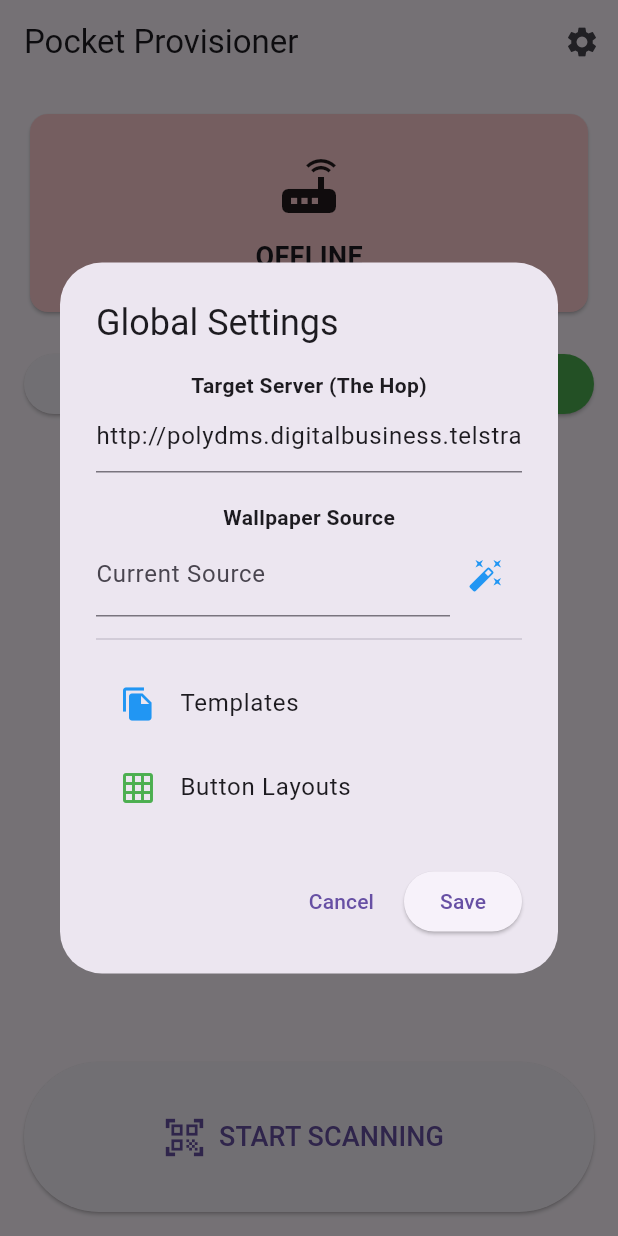
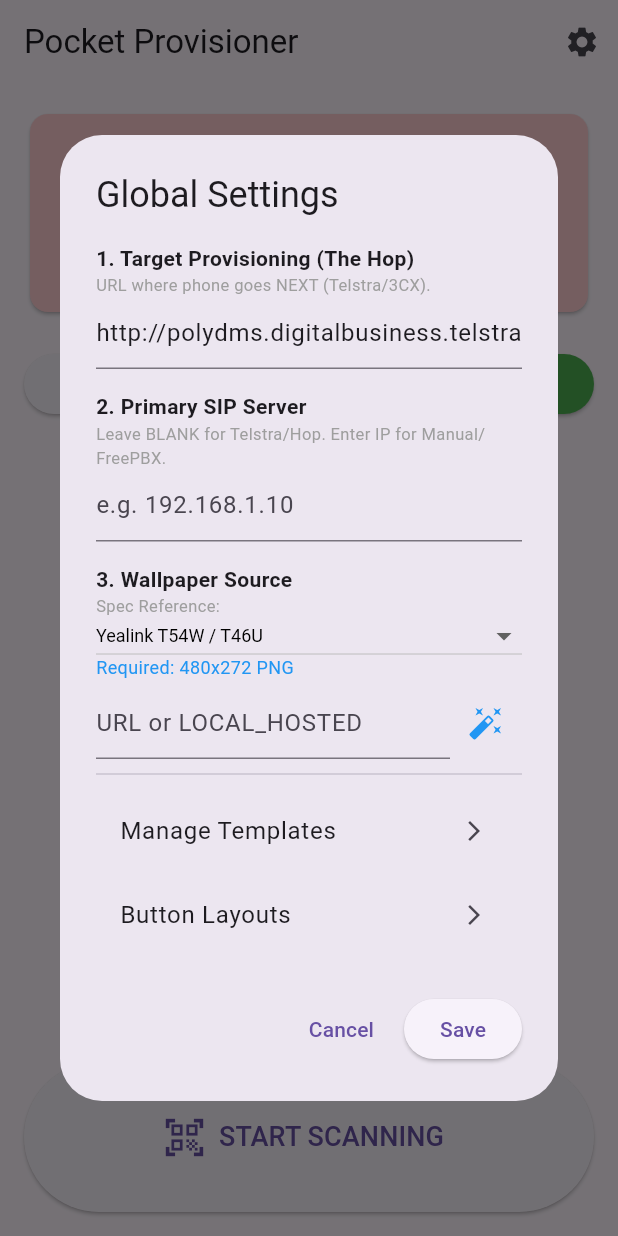
Before and after one commit to Ezra90/Pocket-Provisioner, a Flutter app: the screen it shows after launch, after a tap on the "settings" icon, on a phone screen of 412 x 824 dp. Run offline on Flutter 3.47's test engine with Material 3 defaults, Android fonts, the phone set to English and light mode, and no system bars; our stand-ins replace csv, file_picker, permission_handler, shared_preferences, shelf, sqflite and 1 more; missing offline and left inert: mobile_scanner, network_info_plus, shelf_router; accounts and stored records are empty.

Commit message:
Refactor wallpaper tools and settings dialog

```diff
--- a/lib/main.dart
+++ b/lib/main.dart
@@ -8,7 +8,7 @@ import 'package:file_picker/file_picker.dart';
 import 'package:csv/csv.dart';
 import 'data/database_helper.dart';
 import 'services/provisioning_server.dart';
-import 'services/wallpaper_service.dart'; // Import New Service
+import 'services/wallpaper_service.dart';
 import 'models/device.dart';
 import 'screens/template_manager.dart';
 import 'screens/button_layout_editor.dart';
@@ -44,7 +44,7 @@ class _DashboardScreenState extends State<DashboardScreen> {
     await [Permission.camera, Permission.location].request();
   }
 
-  // --- WALLPAPER PICKER DIALOG ---
+  // --- WALLPAPER RESIZER DIALOG (Unchanged) ---
   void _openWallpaperTools(BuildContext context, Function onSave) {
     String selectedModel = DeviceTemplates.wallpaperSpecs.keys.first;
 
@@ -53,139 +53,126 @@ class _DashboardScreenState extends State<DashboardScreen> {
       builder: (ctx) => StatefulBuilder(
         builder: (context, setState) {
           final spec = DeviceTemplates.getSpecForModel(selectedModel);
-
           return AlertDialog(
             title: const Text("Smart Wallpaper Tool"),
             content: Column(
               mainAxisSize: MainAxisSize.min,
-              crossAxisAlignment: CrossAxisAlignment.start,
               children: [
-                const Text("1. Select Target Model Family:"),
                 DropdownButton<String>(
                   value: selectedModel,
                   isExpanded: true,
-                  items: DeviceTemplates.wallpaperSpecs.keys.map((k) {
-                    return DropdownMenuItem(value: k, child: Text(k));
-                  }).toList(),
+                  items: DeviceTemplates.wallpaperSpecs.keys.map((k) => DropdownMenuItem(value: k, child: Text(k))).toList(),
                   onChanged: (v) => setState(() => selectedModel = v!),
                 ),
-                const SizedBox(height: 15),
-                Container(
-                  padding: const EdgeInsets.all(12),
-                  decoration: BoxDecoration(color: Colors.blue.shade50, borderRadius: BorderRadius.circular(8)),
-                  child: Column(
-                    crossAxisAlignment: CrossAxisAlignment.start,
-                    children: [
-                      Text("Required Size: ${spec.width} x ${spec.height} px", style: const TextStyle(fontWeight: FontWeight.bold)),
-                      Text("Type: ${spec.label}", style: const TextStyle(fontSize: 12)),
-                      const Text("Format: PNG (Auto-Converted)", style: TextStyle(fontSize: 12)),
-                    ],
-                  ),
-                ),
-                const SizedBox(height: 20),
-                const Text("2. Upload & Auto-Resize:"),
-                const SizedBox(height: 5),
-                SizedBox(
-                  width: double.infinity,
-                  child: ElevatedButton.icon(
-                    icon: const Icon(Icons.image),
-                    label: const Text("Pick Image from Gallery"),
+                const SizedBox(height: 10),
+                Text("Required: ${spec.width}x${spec.height} ${spec.format.toUpperCase()}"),
+                const SizedBox(height: 10),
+                ElevatedButton(
                   onPressed: () async {
-                      // 1. Pick
                     FilePickerResult? result = await FilePicker.platform.pickFiles(type: FileType.image);
                     if (result == null) return;
-
-                      // 2. Process
-                      try {
-                        if (mounted) {
-                          ScaffoldMessenger.of(context).showSnackBar(const SnackBar(content: Text("Processing Image...")));
-                        }
-
                     await WallpaperService.processAndSaveWallpaper(result.files.single.path!, spec);
-
-                        // 3. Save URL to Settings (Local path marker)
-                        // We set it to empty string or a marker to tell the server "Use Local"
-                        // But strictly, we update the SharedPref so the Main UI reflects it
                     final prefs = await SharedPreferences.getInstance();
                     await prefs.setString('public_wallpaper_url', "LOCAL_HOSTED");
-
                     if (mounted) {
-                          Navigator.pop(context); // Close Wallpaper Dialog
-                          onSave(); // Refresh Main Settings Dialog
-                          ScaffoldMessenger.of(context).showSnackBar(const SnackBar(content: Text("Wallpaper Resized & Saved!")));
-                        }
-                      } catch (e) {
-                        print(e);
-                        ScaffoldMessenger.of(context).showSnackBar(SnackBar(content: Text("Error: $e")));
+                      Navigator.pop(context);
+                      onSave();
+                      ScaffoldMessenger.of(context).showSnackBar(const SnackBar(content: Text("Wallpaper Processed!")));
                     }
                   },
-                  ),
+                  child: const Text("Pick & Resize Image")
                 )
               ],
             ),
-            actions: [
-              TextButton(onPressed: () => Navigator.pop(context), child: const Text("Close"))
-            ],
           );
         }
       )
     );
   }
 
+  // --- SETTINGS DIALOG ---
   void _openSettings() async {
     final prefs = await SharedPreferences.getInstance();
+
     final wallpaperController = TextEditingController(text: prefs.getString('public_wallpaper_url') ?? '');
     final targetUrlController = TextEditingController(text: prefs.getString('target_provisioning_url') ?? DeviceTemplates.defaultTarget);
+    final sipServerController = TextEditingController(text: prefs.getString('sip_server_address') ?? '');
+
+    String refModel = DeviceTemplates.wallpaperSpecs.keys.first;
 
     if(!mounted) return;
 
     showDialog(
       context: context,
-      builder: (context) => AlertDialog(
+      builder: (context) => StatefulBuilder(
+        builder: (context, setState) {
+          final spec = DeviceTemplates.getSpecForModel(refModel);
+
+          return AlertDialog(
             title: const Text("Global Settings"),
             content: SingleChildScrollView(
               child: Column(
                 mainAxisSize: MainAxisSize.min,
+                crossAxisAlignment: CrossAxisAlignment.start,
                 children: [
-              const Text("Target Server (The Hop)", style: TextStyle(fontWeight: FontWeight.bold)),
+                  const Text("1. Target Provisioning (The Hop)", style: TextStyle(fontWeight: FontWeight.bold)),
+                  const Text("URL where phone goes NEXT (Telstra/3CX).", style: TextStyle(fontSize: 11, color: Colors.grey)),
                   TextField(
                     controller: targetUrlController,
                     decoration: const InputDecoration(hintText: "http://provisioning.server.com"),
                   ),
-              const SizedBox(height: 20),
+                  const SizedBox(height: 15),
 
-              const Text("Wallpaper Source", style: TextStyle(fontWeight: FontWeight.bold)),
+                  const Text("2. Primary SIP Server", style: TextStyle(fontWeight: FontWeight.bold)),
+                  const Text("Leave BLANK for Telstra/Hop. Enter IP for Manual/FreePBX.", style: TextStyle(fontSize: 11, color: Colors.grey)),
+                  TextField(
+                    controller: sipServerController,
+                    decoration: const InputDecoration(hintText: "e.g. 192.168.1.10"),
+                  ),
+                  const SizedBox(height: 15),
+
+                  const Text("3. Wallpaper Source", style: TextStyle(fontWeight: FontWeight.bold)),
+                  const Text("Spec Reference:", style: TextStyle(fontSize: 11, color: Colors.grey)),
+                  DropdownButton<String>(
+                    value: refModel,
+                    isDense: true,
+                    isExpanded: true,
+                    style: const TextStyle(fontSize: 12, color: Colors.black),
+                    items: DeviceTemplates.wallpaperSpecs.keys.map((k) => DropdownMenuItem(value: k, child: Text(k))).toList(),
+                    onChanged: (v) => setState(() => refModel = v!),
+                  ),
+                  Text("Required: ${spec.width}x${spec.height} ${spec.format.toUpperCase()}", style: const TextStyle(fontSize: 12, color: Colors.blue)),
+
+                  const SizedBox(height: 5),
                   Row(
                     children: [
                       Expanded(
                         child: TextField(
                           controller: wallpaperController,
-                      decoration: const InputDecoration(hintText: "URL or LOCAL_HOSTED", labelText: "Current Source"),
+                          decoration: const InputDecoration(hintText: "URL or LOCAL_HOSTED"),
                         ),
                       ),
                       IconButton(
                         icon: const Icon(Icons.auto_fix_high, color: Colors.blue),
-                    tooltip: "Open Smart Resizer",
                         onPressed: () => _openWallpaperTools(context, () {
-                      // Refresh the text field after tools close
                           wallpaperController.text = prefs.getString('public_wallpaper_url') ?? '';
                         }),
                       )
                     ],
                   ),
 
-              const Divider(height: 30),
+                  const Divider(height: 20),
                   ListTile(
-                leading: const Icon(Icons.file_copy, color: Colors.blue),
-                title: const Text("Templates"),
+                    title: const Text("Manage Templates"),
+                    trailing: const Icon(Icons.arrow_forward_ios, size: 16),
                     onTap: () {
                       Navigator.pop(context);
                       Navigator.push(context, MaterialPageRoute(builder: (c) => const TemplateManagerScreen()));
                     },
                   ),
                   ListTile(
-                leading: const Icon(Icons.grid_on, color: Colors.green),
                     title: const Text("Button Layouts"),
+                    trailing: const Icon(Icons.arrow_forward_ios, size: 16),
                     onTap: () {
                       Navigator.pop(context);
                       Navigator.push(context, MaterialPageRoute(builder: (c) => const ButtonLayoutEditorScreen()));
@@ -200,17 +187,20 @@ class _DashboardScreenState extends State<DashboardScreen> {
                 onPressed: () async {
                   await prefs.setString('public_wallpaper_url', wallpaperController.text.trim());
                   await prefs.setString('target_provisioning_url', targetUrlController.text.trim());
+                  await prefs.setString('sip_server_address', sipServerController.text.trim());
                   if(mounted) Navigator.pop(context);
                 },
                 child: const Text("Save")
               )
             ],
+          );
+        }
       )
     );
   }
 
+  // ... (Remainder of class: _importCSV, _toggleServer, build etc. is same as previous) ...
   Future<void> _importCSV() async {
-    // ... (Import CSV logic remains unchanged from previous, kept brevity) ...
     FilePickerResult? result = await FilePicker.platform.pickFiles(type: FileType.custom, allowedExtensions: ['csv', 'txt']);
     if (result == null) return;
     try {
@@ -316,7 +306,7 @@ class _DashboardScreenState extends State<DashboardScreen> {
   }
 }
 
-// ... ScannerScreen class (Unchanged) ...
+// ... ScannerScreen (Unchanged) ...
 class ScannerScreen extends StatefulWidget {
   const ScannerScreen({super.key});
   @override
```
Lines whose indentation alone changed are shown as unchanged.
